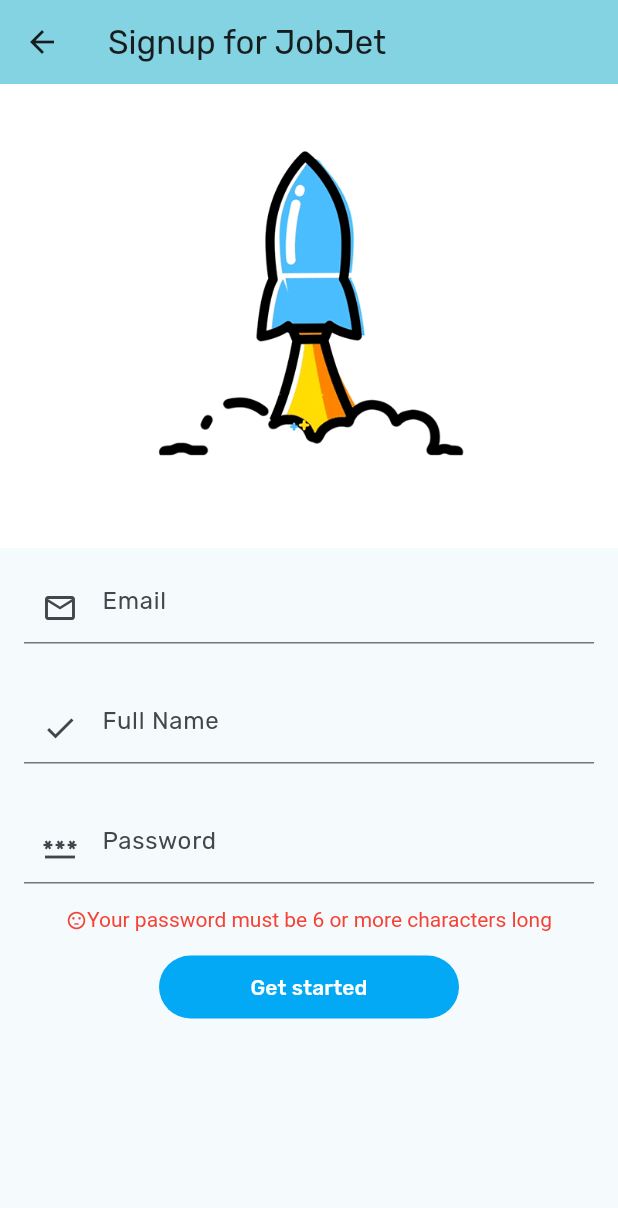
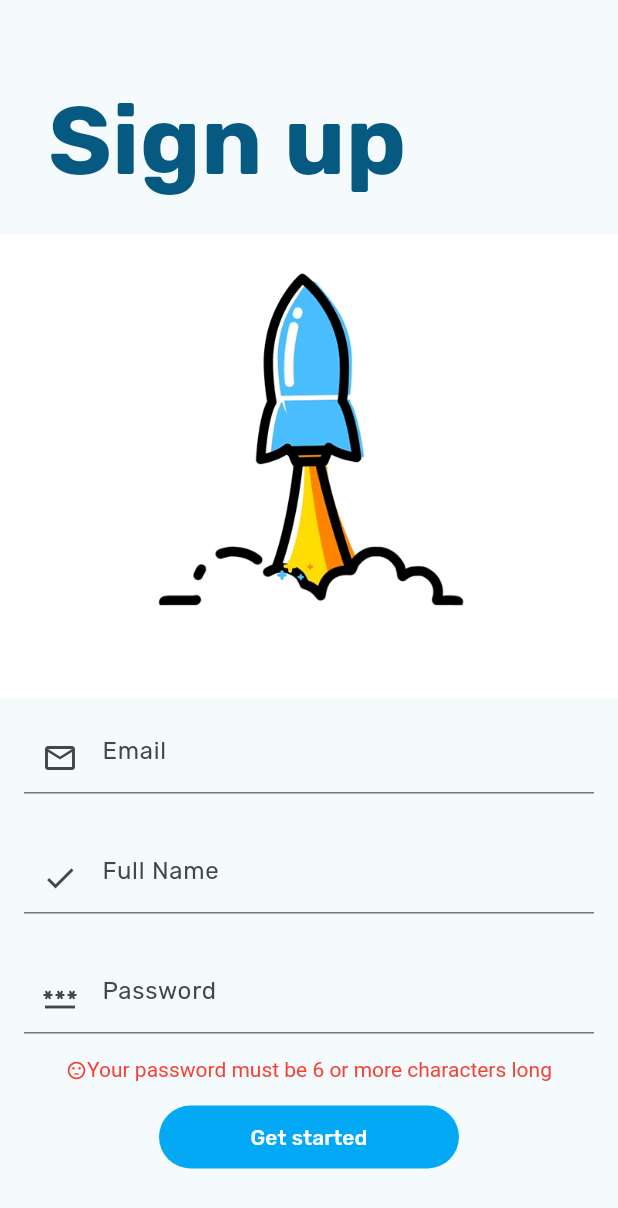
Before and after one commit to crhsidea/tamuhack24, a Flutter app: the SignupPage screen opened directly, on a phone screen of 412 x 824 dp. Shown: the top 1208 px of the screen. Run offline on Flutter 3.47's test engine with Material 3 defaults, Android fonts, the phone set to English and light mode, and no system bars; our stand-ins replace file_picker, image_picker, modal_bottom_sheet, persistent_bottom_nav_bar, supabase_flutter, wave; missing offline and left inert: current_location, dynamic_form; accounts and stored records are empty.

Commit message:
crunch time

```diff
--- a/lib/pages/signup.dart
+++ b/lib/pages/signup.dart
@@ -25,13 +25,21 @@ class SignupPageState extends State<SignupPage> {
   @override
   Widget build(BuildContext context) {
     return Scaffold(
-        resizeToAvoidBottomInset: false,
-        appBar: AppBar(
+        resizeToAvoidBottomInset: true,
+        /*appBar: AppBar(
           backgroundColor: Theme.of(context).colorScheme.inversePrimary,
           title: Text("Signup for JobJet"),
-        ),
-        body: Center(
+        ),*/
+        body: SingleChildScrollView(
+					child: Center(
             child: Column(children: [
+					Padding(
+						padding: EdgeInsets.only(top: 48.0, left: 32.0, bottom: 16.0),
+						child: Align(
+							alignment: Alignment.centerLeft,
+							child: Text("Sign up", style: TextStyle(color: Color(0xFF065A82), fontWeight: FontWeight.bold, fontSize: 64.0)),
+						),
+					),
           Image(image: AssetImage("images/rocket_launch.gif")),
           Padding(
             padding: EdgeInsets.all(16.0),
@@ -142,6 +150,6 @@ class SignupPageState extends State<SignupPage> {
                   }
                 }),
           )
-        ])));
+        ]))));
   }
 }
```
Also changed, not shown: lib/pages/navscreens/profile.dart (+8 -7 lines), images/ftpen.png (added).
